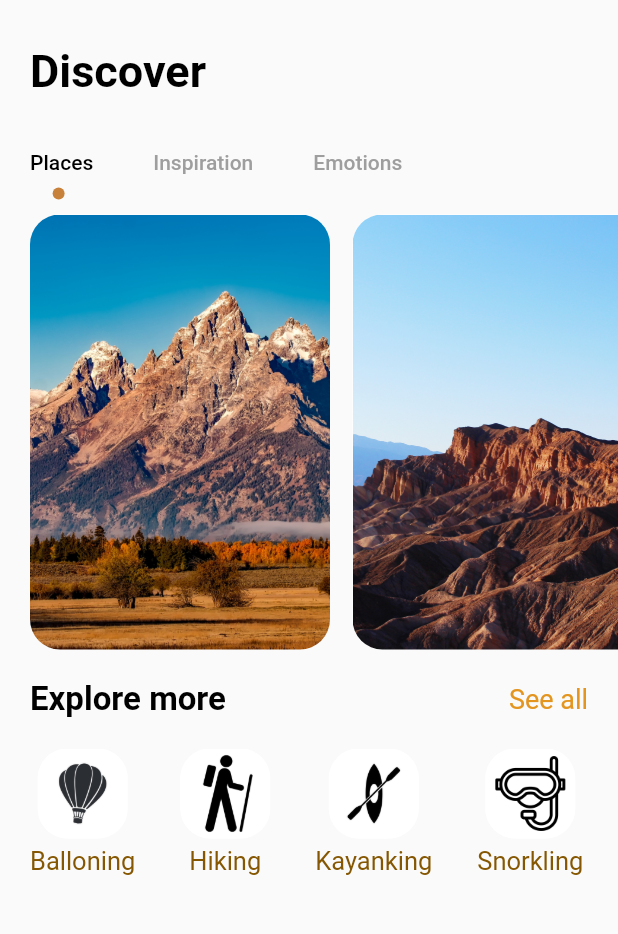
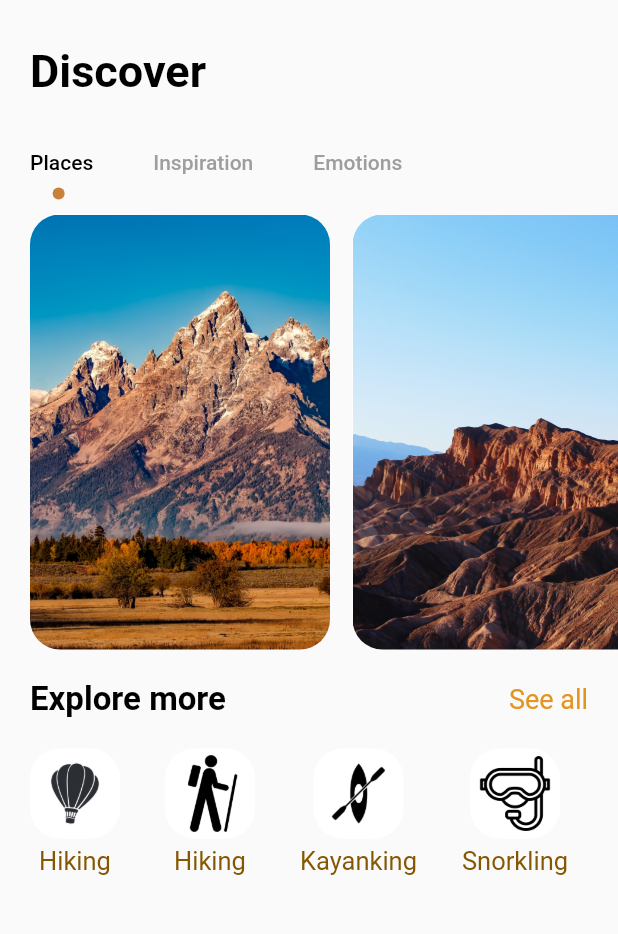
Before and after one commit to sans-1908/TraveLApp, a Flutter app: the HomePage screen opened directly, on a phone screen of 412 x 824 dp, the part 180-1114 px from its top. Run offline on Flutter 3.47's test engine with Material 2 defaults, Android fonts, the phone set to English and light mode, and no system bars.

Commit message:
commit 1

```diff
--- a/lib/pages/home_page.dart
+++ b/lib/pages/home_page.dart
@@ -15,7 +15,7 @@ class HomePage extends StatefulWidget {
 
 class _HomePageState extends State<HomePage> with TickerProviderStateMixin{
   var images={
-     "Balloning.jpg":"Balloning",
+     "Balloning.jpg":"Hiking",
      "Hiking.png":"Hiking",
      "Kayaking.jpg":"Kayanking",
      "Snorkling.jpg":"Snorkling",
```
